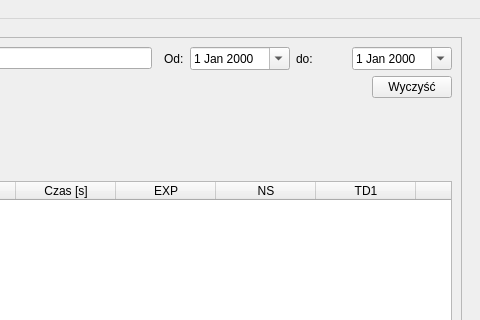
This is mainwindow.ui in mpustula/NMRCounter as Qt 5 draws it before an edit; both pictures show x 813 to 1293 and y 0 to 320 of the 1293 by 848 pixel window. The edited form follows.
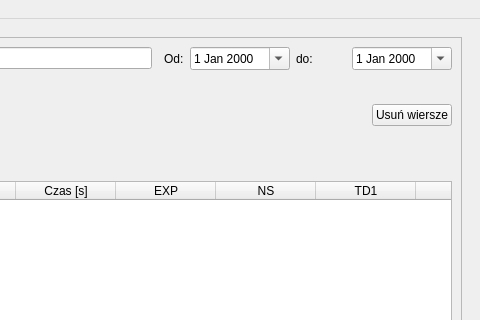
This is the edited form. The open tabs and pages were chosen to show the change. Icons and pictures are not drawn.

Diff of the .ui file:
```diff
--- a/mainwindow.ui
+++ b/mainwindow.ui
@@ -32,8 +32,8 @@
             <rect>
              <x>0</x>
              <y>0</y>
-             <width>524</width>
-             <height>293</height>
+             <width>1265</width>
+             <height>726</height>
             </rect>
            </property>
            <layout class="QVBoxLayout" name="verticalLayout_3">
@@ -201,13 +201,6 @@
                   </property>
                  </spacer>
                 </item>
-                <item>
-                 <widget class="QPushButton" name="del_button">
-                  <property name="text">
-                   <string>Wyczyść</string>
-                  </property>
-                 </widget>
-                </item>
                </layout>
               </item>
               <item row="0" column="6">
@@ -269,6 +262,13 @@
                   </property>
                  </spacer>
                 </item>
+                <item>
+                 <widget class="QPushButton" name="del_button">
+                  <property name="text">
+                   <string>Usuń wiersze</string>
+                  </property>
+                 </widget>
+                </item>
                </layout>
               </item>
               <item row="5" column="2" colspan="5">
```
Left out of the diff: 10 changed lines with no effect on the pictures.
